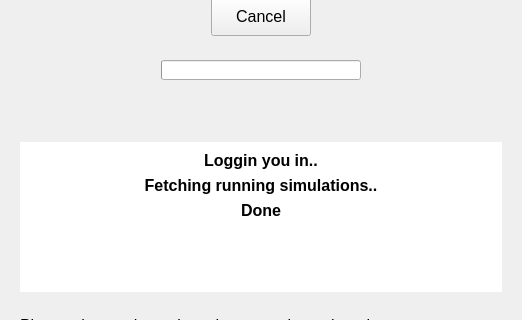
First picture: the form in threedi_api_qgis_client/ui/sim_log_in.ui, repository nens/threedi-api-qgis-client, before the edit; both pictures show x 0 to 522 and y 472 to 792 of the 522 by 1316 pixel window.
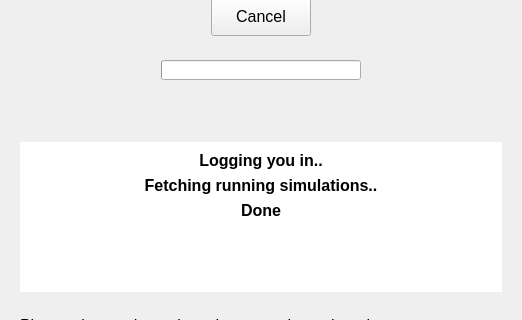
Second picture: the form after the edit.

```diff
--- a/threedi_api_qgis_client/ui/sim_log_in.ui
+++ b/threedi_api_qgis_client/ui/sim_log_in.ui
@@ -583,7 +583,7 @@
             </font>
            </property>
            <property name="text">
-            <string>Loggin you in..</string>
+            <string>Logging you in..</string>
            </property>
            <property name="alignment">
             <set>Qt::AlignCenter</set>
```
